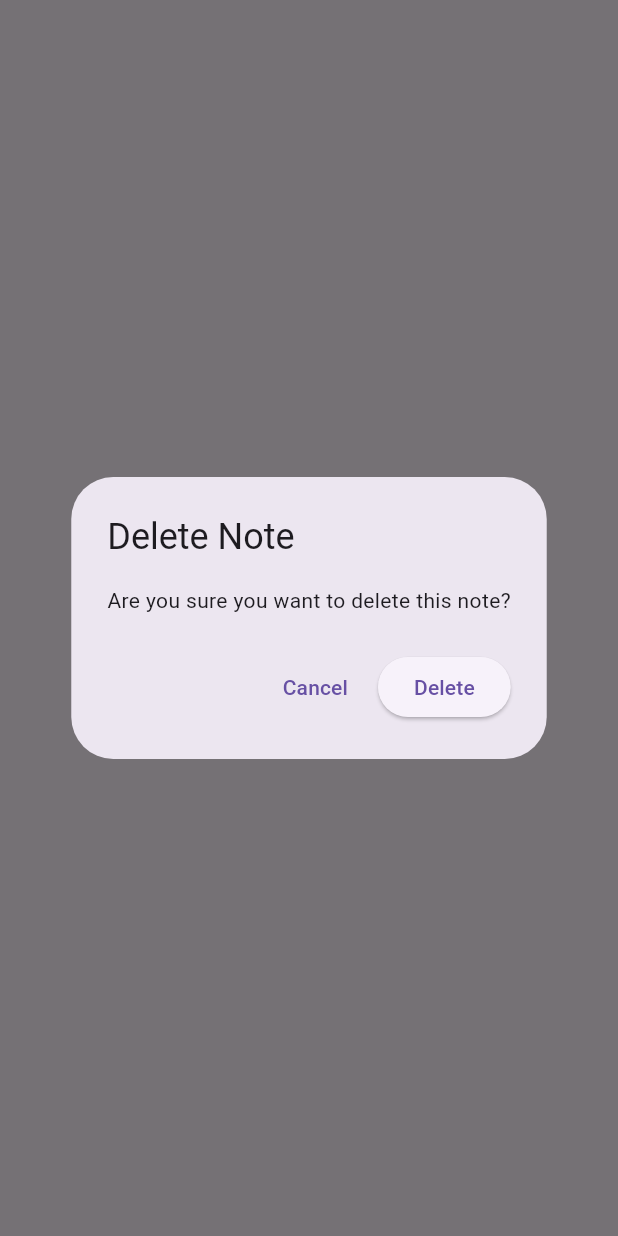
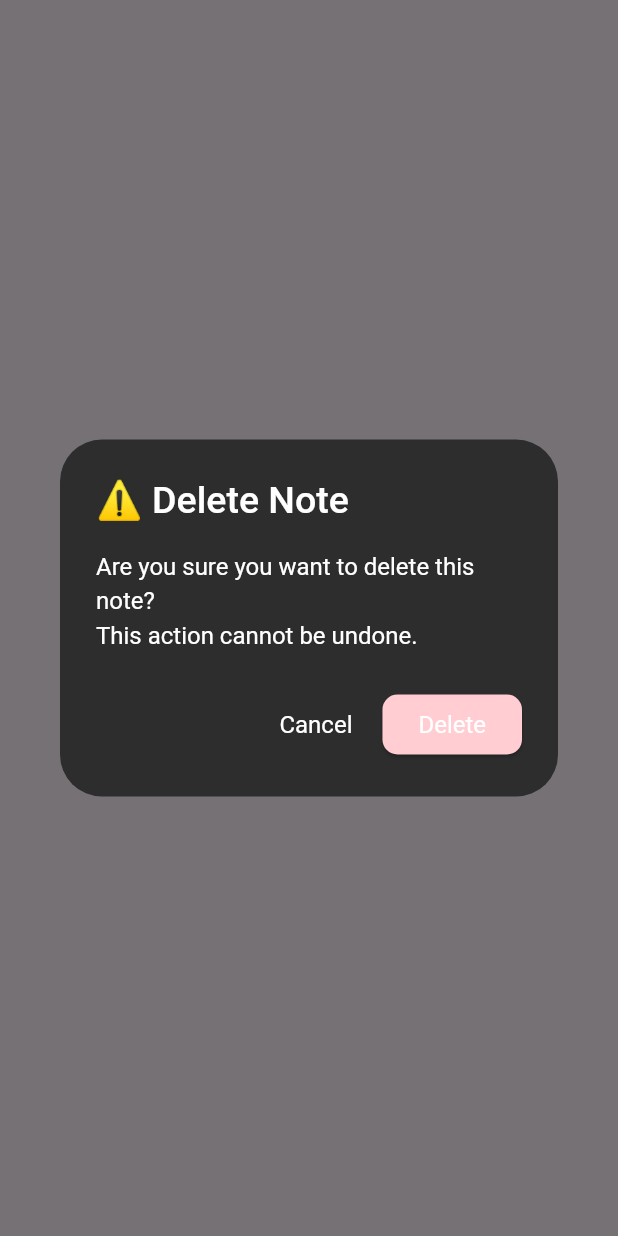
Before and after one commit to omkarsn151/notes-app-full-stack, a Flutter app: what showDeleteConfirmationDialog() shows on an empty page, opened directly with empty values, on a phone screen of 412 x 824 dp. Run offline on Flutter 3.47's test engine with Material 3 defaults, Android fonts, the phone set to English and light mode, and no system bars; our stand-ins replace equatable, flutter_bloc, flutter_dotenv, google_fonts; missing offline and left inert: grpc, protobuf; Roboto replaces fonts that are missing (Jaldi); statements that could not run were skipped.

Commit message:
Refactor UI components and improve user experience with custom text and color utilities

```diff
--- /dev/null
+++ b/client/lib/common/custom_text.dart
@@ -0,0 +1,44 @@
+import 'package:flutter/material.dart';
+import 'package:google_fonts/google_fonts.dart';
+
+class CustomText extends StatelessWidget {
+  final String text;
+  final Color? color;
+  final double? fontSize;
+  final FontWeight? fontWeight;
+  final TextAlign? textAlign;
+  final double? letterSpacing;
+  final TextDecoration? textDecoration;
+  final int? maxLines;
+  final TextOverflow? overflow;
+
+  const CustomText({
+    super.key,
+    required this.text,
+    this.color = Colors.white,
+    this.fontSize = 16.0,
+    this.fontWeight = FontWeight.normal,
+    this.textAlign = TextAlign.start,
+    this.letterSpacing = 0.0,
+    this.textDecoration,
+    this.maxLines,
+    this.overflow,
+  });
+
+  @override
+  Widget build(BuildContext context) {
+    return Text(
+      text,
+      style: GoogleFonts.jaldi(
+        color: color,
+        fontSize: fontSize,
+        fontWeight: fontWeight,
+        letterSpacing: letterSpacing,
+        decoration: textDecoration,
+      ),
+      textAlign: textAlign,
+      maxLines: maxLines,
+      overflow: overflow,
+    );
+  }
+}
--- a/client/lib/features/notes/presentation/widgets/delete_note_dialog.dart
+++ b/client/lib/features/notes/presentation/widgets/delete_note_dialog.dart
@@ -1,3 +1,5 @@
+import 'package:client/common/app_colors.dart';
+import 'package:client/common/custom_text.dart';
 import 'package:client/features/notes/bloc/notes_bloc.dart';
 import 'package:client/features/notes/bloc/notes_event.dart';
 import 'package:flutter/material.dart';
@@ -8,21 +10,35 @@ void showDeleteConfirmationDialog(BuildContext context, String noteId) {
     context: context,
     builder: (context) {
       return AlertDialog(
-        title: Text("Delete Note"),
-        content: Text("Are you sure you want to delete this note?"),
+        backgroundColor: AppColors.bgColor,
+        title: CustomText(
+          text: "⚠️ Delete Note",
+          fontSize: 25,
+          fontWeight: FontWeight.w500,
+        ),
+        content: CustomText(
+          text:
+              "Are you sure you want to delete this note?\nThis action cannot be undone.",
+        ),
         actions: [
           TextButton(
             onPressed: () {
               Navigator.of(context).pop();
             },
-            child: Text("Cancel"),
+            child: CustomText(text: "Cancel", color: AppColors.textColor),
           ),
           ElevatedButton(
             onPressed: () {
               context.read<NotesBloc>().add(DeleteNote(id: noteId));
               Navigator.of(context).pop();
             },
-            child: Text("Delete"),
+            style: ElevatedButton.styleFrom(
+              backgroundColor: AppColors.errorColor,
+              shape: RoundedRectangleBorder(
+                borderRadius: BorderRadius.circular(10),
+              ),
+            ),
+            child: CustomText(text: "Delete", color: AppColors.textColor),
           ),
         ],
       );
--- a/client/pubspec.yaml
+++ b/client/pubspec.yaml
@@ -40,6 +40,7 @@ dependencies:
   protobuf: ^4.0.0
   dotenv: ^4.2.0
   flutter_dotenv: ^5.2.1
+  google_fonts: ^6.2.1
 
 dev_dependencies:
   flutter_test:
```
Also changed, not shown: client/lib/common/app_colors.dart (added, +9 -0 lines), client/lib/common/custom_textfied.dart (added, +103 -0 lines), client/lib/features/notes/helper/notes_selection_helper.dart (+22 -8 lines), client/lib/features/notes/presentation/screens/notes_screen.dart (+41 -24 lines), client/lib/features/notes/presentation/widgets/add_note_dialog.dart (+28 -40 lines), client/lib/features/notes/presentation/widgets/empty_widget.dart (+11 -12 lines), client/lib/features/notes/presentation/widgets/error_widget.dart (+24 -14 lines), client/lib/features/notes/presentation/widgets/notes_card.dart (+18 -24 lines), client/lib/features/notes/presentation/widgets/selected_note_dialog.dart (+28 -55 lines), client/lib/main.dart (line endings or trailing spaces), client/pubspec.lock, 1 other file.
